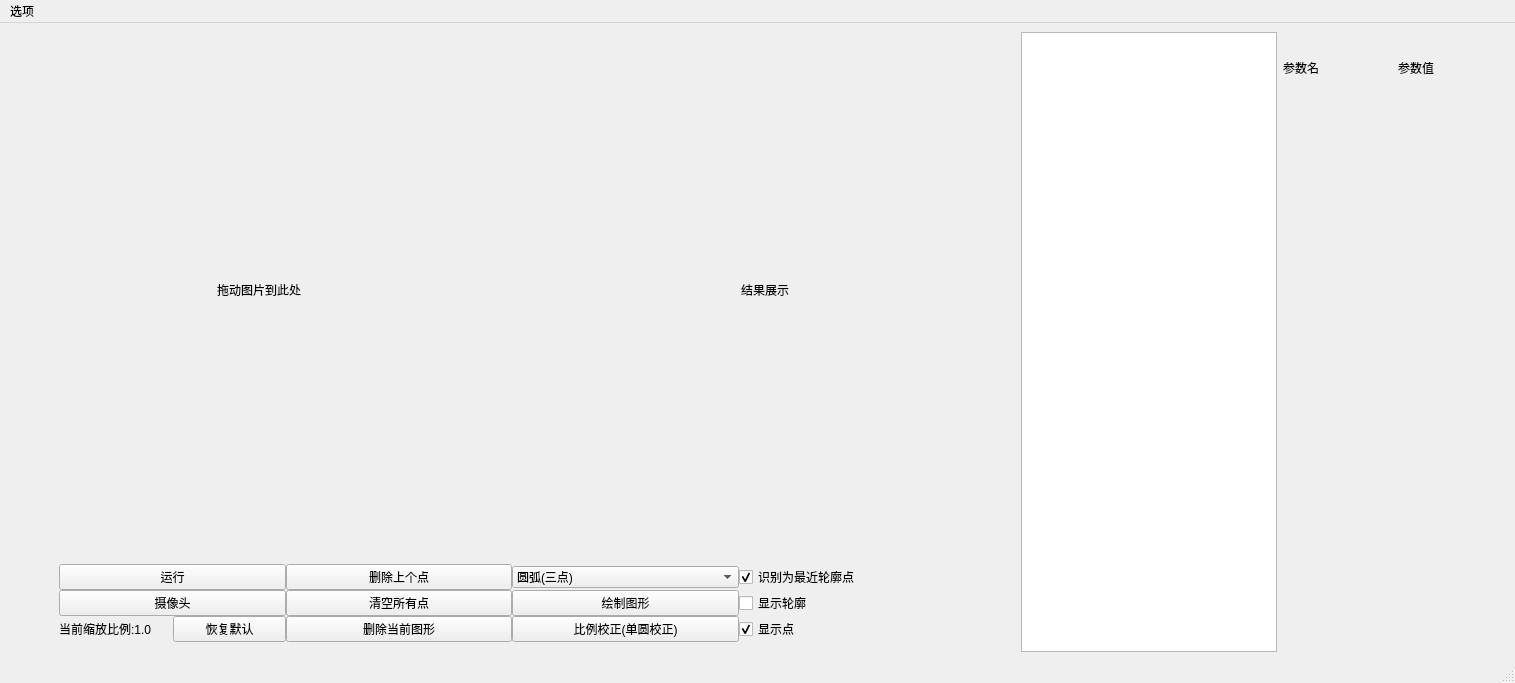
This is mainwindow.ui in Xen39/GraduationDesign as Qt 5 draws it before an edit. The edited form follows.
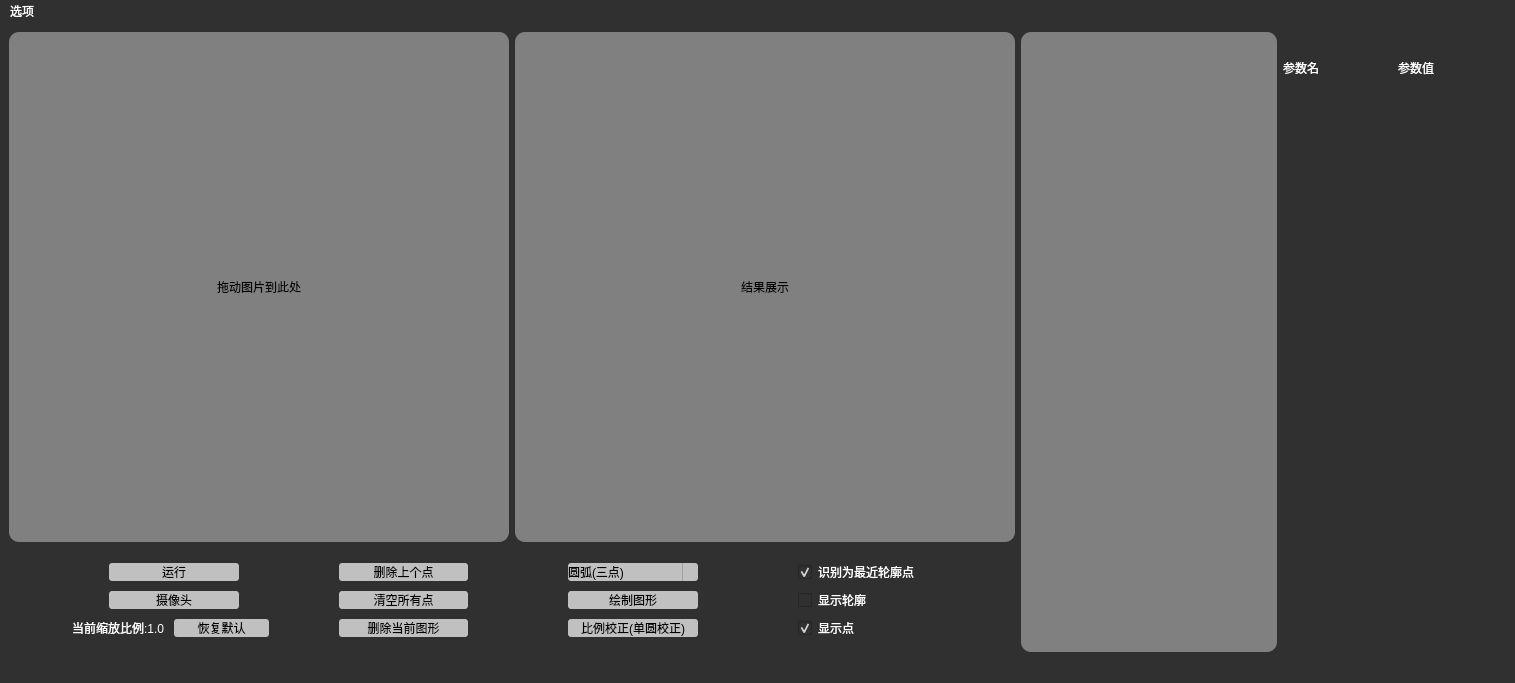
This is the edited form. Custom widgets are drawn as their Qt base class.

```diff
--- a/mainwindow.ui
+++ b/mainwindow.ui
@@ -13,12 +13,21 @@
   <property name="windowTitle">
    <string>MainWindow</string>
   </property>
+  <property name="styleSheet">
+   <string notr="true">background-color: #303030; color: white;</string>
+  </property>
   <widget class="QWidget" name="centralwidget">
+   <property name="autoFillBackground">
+    <bool>false</bool>
+   </property>
+   <property name="styleSheet">
+    <string notr="true"/>
+   </property>
    <layout class="QHBoxLayout" name="horizontalLayout">
     <item>
-     <layout class="QVBoxLayout" name="verticalLayout">
+     <layout class="QVBoxLayout" name="pictureButtonLayout">
       <item>
-       <layout class="QHBoxLayout" name="horizontalLayout_2">
+       <layout class="QHBoxLayout" name="pictureLayout">
         <property name="sizeConstraint">
          <enum>QLayout::SetFixedSize</enum>
         </property>
@@ -36,6 +45,9 @@
             <height>500</height>
            </size>
           </property>
+          <property name="styleSheet">
+           <string notr="true">background-color: #808080; color:black; border-radius: 10px;</string>
+          </property>
           <property name="text">
            <string>拖动图片到此处</string>
           </property>
@@ -58,6 +70,9 @@
             <height>500</height>
            </size>
           </property>
+          <property name="styleSheet">
+           <string notr="true">background-color: #808080; color:black; color:black; border-radius: 10px;</string>
+          </property>
           <property name="text">
            <string>结果展示</string>
           </property>
@@ -69,7 +84,7 @@
        </layout>
       </item>
       <item>
-       <layout class="QGridLayout" name="gridLayout">
+       <layout class="QGridLayout" name="buttonLayout" columnstretch="3,3,3,2">
         <property name="sizeConstraint">
          <enum>QLayout::SetDefaultConstraint</enum>
         </property>
@@ -88,15 +103,23 @@
         <property name="spacing">
          <number>0</number>
         </property>
-        <item row="5" column="1">
+        <item row="1" column="1">
          <widget class="QPushButton" name="removeAllPointsButton">
+          <property name="styleSheet">
+           <string notr="true">background-color: #c0c0c0; color: black; margin: 5px 50px; height: 18px; border-radius: 3px;</string>
+          </property>
           <property name="text">
            <string>清空所有点</string>
           </property>
          </widget>
         </item>
-        <item row="3" column="3">
+        <item row="0" column="2">
          <widget class="QComboBox" name="shapeComboBox">
+          <property name="styleSheet">
+           <string notr="true">QComboBox { background-color: #c0c0c0; color: black; margin: 5px 50px; height: 18px; border-radius: 3px; }
+QComboBox::drop-down { subcontrol-origin: padding; subcontrol-position: right center; border-left-width: 1px; border-left-color: #a0a0a0; border-left-style: solid; }
+QComboBox::down-arrow { width: 15px; height: 15px; }</string>
+          </property>
           <item>
            <property name="text">
             <string>圆弧(三点)</string>
@@ -109,7 +132,7 @@
           </item>
           <item>
            <property name="text">
-            <string>多段折线(首尾相联)(多点)</string>
+            <string>多段闭折线(多点)</string>
            </property>
           </item>
           <item>
@@ -144,52 +167,73 @@
           </item>
          </widget>
         </item>
-        <item row="5" column="0">
+        <item row="1" column="0">
          <widget class="QPushButton" name="cameraButton">
+          <property name="styleSheet">
+           <string notr="true">background-color: #c0c0c0; color: black; margin: 5px 50px; height: 18px; border-radius: 3px;</string>
+          </property>
           <property name="text">
            <string>摄像头</string>
           </property>
          </widget>
         </item>
-        <item row="5" column="4">
+        <item row="1" column="3">
          <widget class="QCheckBox" name="showContourCheckBox">
+          <property name="styleSheet">
+           <string notr="true">margin: 5px 50px; height: 18px;</string>
+          </property>
           <property name="text">
            <string>显示轮廓</string>
           </property>
          </widget>
         </item>
-        <item row="6" column="1">
+        <item row="2" column="1">
          <widget class="QPushButton" name="removeCurrentShapeButton">
+          <property name="styleSheet">
+           <string notr="true">background-color: #c0c0c0; color: black; margin: 5px 50px; height: 18px; border-radius: 3px;</string>
+          </property>
           <property name="text">
            <string>删除当前图形</string>
           </property>
          </widget>
         </item>
-        <item row="5" column="3">
+        <item row="1" column="2">
          <widget class="QPushButton" name="drawButton">
+          <property name="styleSheet">
+           <string notr="true">background-color: #c0c0c0; color: black; margin: 5px 50px; height: 18px; border-radius: 3px;</string>
+          </property>
           <property name="text">
            <string>绘制图形</string>
           </property>
          </widget>
         </item>
-        <item row="6" column="3">
+        <item row="2" column="2">
          <widget class="QPushButton" name="resizeButton">
+          <property name="styleSheet">
+           <string notr="true">background-color: #c0c0c0; color: black; margin: 5px 50px; height: 18px; border-radius: 3px;</string>
+          </property>
           <property name="text">
            <string>比例校正(单圆校正)</string>
           </property>
          </widget>
         </item>
-        <item row="3" column="0">
+        <item row="0" column="0">
          <widget class="QPushButton" name="runButton">
+          <property name="styleSheet">
+           <string notr="true">background-color: #c0c0c0; color: black; margin: 5px 50px; height: 18px; border-radius: 3px;</string>
+          </property>
           <property name="text">
            <string>运行</string>
           </property>
          </widget>
         </item>
-        <item row="6" column="0">
+        <item row="2" column="0">
          <layout class="QHBoxLayout" name="horizontalLayout_3">
           <item>
            <widget class="QLabel" name="resizeLabel">
+            <property name="styleSheet">
+             <string notr="true">margin-left: 10px; height: 18px;</string>
+            </property>
             <property name="text">
              <string>当前缩放比例:1.0</string>
             </property>
@@ -197,6 +241,9 @@
           </item>
           <item>
            <widget class="QPushButton" name="resizeDefaultButton">
+            <property name="styleSheet">
+             <string notr="true">background-color: #c0c0c0; color: black; margin-right: 20px; height: 18px; border-radius: 3px;</string>
+            </property>
             <property name="text">
              <string>恢复默认</string>
             </property>
@@ -204,8 +251,11 @@
           </item>
          </layout>
         </item>
-        <item row="3" column="4">
+        <item row="0" column="3">
          <widget class="QCheckBox" name="toNearestContourPointCheckBox">
+          <property name="styleSheet">
+           <string notr="true">margin: 5px 50px; height: 18px;</string>
+          </property>
           <property name="text">
            <string>识别为最近轮廓点</string>
           </property>
@@ -214,8 +264,11 @@
           </property>
          </widget>
         </item>
-        <item row="6" column="4">
+        <item row="2" column="3">
          <widget class="QCheckBox" name="showPointCheckBox">
+          <property name="styleSheet">
+           <string notr="true">margin: 5px 50px; height: 18px;</string>
+          </property>
           <property name="text">
            <string>显示点</string>
           </property>
@@ -224,8 +277,11 @@
           </property>
          </widget>
         </item>
-        <item row="3" column="1">
+        <item row="0" column="1">
          <widget class="QPushButton" name="removeLastPointButton">
+          <property name="styleSheet">
+           <string notr="true">background-color: #c0c0c0; color: black; margin: 5px 50px; height: 18px; border-radius: 3px;</string>
+          </property>
           <property name="text">
            <string>删除上个点</string>
           </property>
@@ -249,6 +305,9 @@
         <height>0</height>
        </size>
       </property>
+      <property name="styleSheet">
+       <string notr="true">background-color: #808080; color:black; border-radius: 10px;</string>
+      </property>
       <property name="resizeMode">
        <enum>QListView::Fixed</enum>
       </property>
@@ -289,6 +348,9 @@
       </item>
       <item row="1" column="0">
        <widget class="QLabel" name="name1Label">
+        <property name="styleSheet">
+         <string notr="true"/>
+        </property>
         <property name="text">
          <string/>
         </property>
@@ -331,6 +393,9 @@
       </item>
       <item row="0" column="0">
        <widget class="QLabel" name="name0Label">
+        <property name="styleSheet">
+         <string notr="true"/>
+        </property>
         <property name="text">
          <string>参数名</string>
         </property>
```
